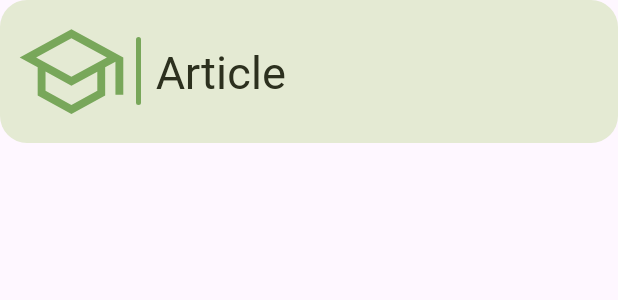
After one commit to Anastasia-is-here/MasterEnglish, an Android app: the layout item.xml on its own in the app's theme, with its tools: preview values and no code run, on a phone screen of 412 x 824 dp. The commit adds this screen. Shown: the top 300 px of the screen. Run offline under Robolectric (Android 15) with nearby library versions, the phone set to English and light mode, and no system bars.

Commit message:
PU PU PU

```diff
--- a/app/src/main/AndroidManifest.xml
+++ b/app/src/main/AndroidManifest.xml
@@ -1,6 +1,8 @@
 <?xml version="1.0" encoding="utf-8"?>
 <manifest xmlns:android="http://schemas.android.com/apk/res/android"
     xmlns:tools="http://schemas.android.com/tools">
+
+    <uses-permission android:name="android.permission.INTERNET" />
 
     <application
         android:allowBackup="true"
@@ -21,6 +23,9 @@
                 <category android:name="android.intent.category.LAUNCHER" />
             </intent-filter>
         </activity>
+        <meta-data
+            android:name="preloaded_fonts"
+            android:resource="@array/preloaded_fonts" />
     </application>
 
 </manifest>
--- a/app/src/main/java/com/example/masterenglish/SplashActivity.kt
+++ /dev/null
@@ -1 +0,0 @@
-package com.example.masterenglish
--- /dev/null
+++ b/app/src/main/res/drawable/button.xml
@@ -0,0 +1,10 @@
+<?xml version="1.0" encoding="utf-8"?>
+<selector xmlns:android="http://schemas.android.com/apk/res/android">
+    <item android:right="1dp" android:left="1dp" android:bottom="2dp">
+        <shape>
+            <solid android:color="@color/lightGreen"/>
+            <corners android:radius="18.0dip"/>
+
+        </shape>
+    </item>
+</selector>
--- /dev/null
+++ b/app/src/main/res/drawable/school_icon.xml
@@ -0,0 +1,9 @@
+<vector xmlns:android="http://schemas.android.com/apk/res/android"
+    android:width="40dp"
+    android:height="40dp"
+    android:viewportWidth="960"
+    android:viewportHeight="960">
+  <path
+      android:pathData="M479.33,840 L192.67,683.33v-240L40,360l439.33,-240L920,360v318h-66.67v-280L766,443.33v240L479.33,840ZM479.33,524 L780.67,360 479.33,198 179.33,360 479.33,524ZM479.33,764.33 L699.33,643.67v-162.34L479.33,600l-220,-120v163.67l220,120.66ZM480,524ZM479.33,603.33ZM479.33,603.33Z"
+      android:fillColor="#78A75A"/>
+</vector>
--- /dev/null
+++ b/app/src/main/res/layout/activity_details.xml
@@ -0,0 +1,6 @@
+<?xml version="1.0" encoding="utf-8"?>
+<androidx.constraintlayout.widget.ConstraintLayout xmlns:android="http://schemas.android.com/apk/res/android"
+    android:layout_width="match_parent"
+    android:layout_height="match_parent">
+
+</androidx.constraintlayout.widget.ConstraintLayout>
--- /dev/null
+++ b/app/src/main/res/layout/item.xml
@@ -0,0 +1,35 @@
+<?xml version="1.0" encoding="utf-8"?>
+<LinearLayout xmlns:android="http://schemas.android.com/apk/res/android"
+    android:layout_width="match_parent"
+    android:layout_height="wrap_content"
+    android:gravity="center_vertical"
+    android:padding="10dp"
+    android:background="@drawable/button"
+    android:backgroundTint="@color/wheat">
+
+    <ImageView
+        android:id="@+id/icon"
+        android:layout_width="75dp"
+        android:layout_height="75dp"
+        android:src="@drawable/school_icon"/>
+
+    <View
+        android:id="@+id/divider"
+        android:layout_marginStart="5dp"
+        android:layout_width="3dp"
+        android:layout_height="45dp"
+        android:background="@drawable/button"
+        android:backgroundTint="@color/green" />
+
+    <TextView
+        android:id="@+id/chapter"
+        android:layout_width="wrap_content"
+        android:layout_height="wrap_content"
+        android:layout_marginStart="10dp"
+
+        android:textColor="@color/darkGreen"
+        android:fontFamily="@font/russo_one"
+        android:text="@string/article"
+        android:textSize="30sp" />
+
+</LinearLayout>
--- a/app/src/main/res/values/colors.xml
+++ b/app/src/main/res/values/colors.xml
@@ -6,4 +6,5 @@
     <color name="wheat">#E4EAD3</color>
     <color name="gray">#292727</color>
     <color name="darkGreen">#2C301E</color>
+    <color name="green">#78A75A</color>
 </resources>
--- a/app/src/main/res/values/strings.xml
+++ b/app/src/main/res/values/strings.xml
@@ -1,3 +1,4 @@
 <resources>
     <string name="app_name">MasterEnglish</string>
+    <string name="article">Article</string>
 </resources>
```
Also changed, not shown: app/build.gradle.kts (+10 -0 lines), app/src/main/java/com/example/masterenglish/DetailsActivity.kt (added, +15 -0 lines), app/src/main/java/com/example/masterenglish/MainActivity.kt (+39 -7 lines), app/src/main/java/com/example/masterenglish/Recycler/ArticleAdapter.kt (added, +43 -0 lines), app/src/main/java/com/example/masterenglish/Recycler/Model.kt (added, +11 -0 lines), app/src/main/res/layout/activity_main.xml (+5 -5 lines), gradle/libs.versions.toml (+11 -1 lines).
